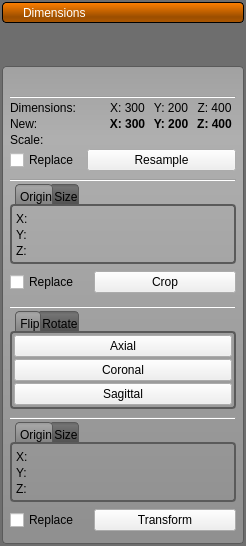
SCIInstitute/Seg3D, file src/Interface/AppInterface/LayerGroupWidget.ui: the form before one commit.
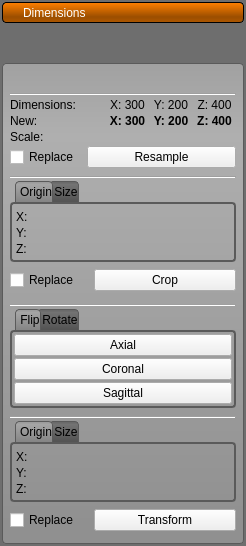
The form after the commit. Icons and pictures are not drawn.

```diff
--- a/src/Interface/AppInterface/LayerGroupWidget.ui
+++ b/src/Interface/AppInterface/LayerGroupWidget.ui
@@ -18,7 +18,7 @@
   </property>
   <property name="styleSheet">
    <string notr="true">QTabWidget::pane{
-  background-color: qlineargradient(spread:pad, x1:0, y1:0, x2:1, y2:1, stop:0.512563 rgba(255, 255, 255, 0));
+  background-color: rgba(0, 0, 0, 0);
   border: 2px solid rgb(90,90,90);
   border-radius: 4px;
 }
@@ -33,9 +33,9 @@
 border-top-left-radius: 4px;
 border-top-right-radius: 4px;
 min-width:12ex;
-height: 15px;
+height: 20px;
 padding-left: 4px;
-padding-top:4px;
+padding-top:0px;
 border-top: 1px solid rgb(90,90,90);
 border-left: 1px solid rgb(90,90,90);
 border-right: 1px solid rgb(90,90,90);
@@ -57,33 +57,33 @@
 
 
 QToolButton#group_crop_button_{
-  background-color: qlineargradient(spread:pad, x1:0, y1:0, x2:1, y2:1, stop:0.512563 rgba(255, 255, 255, 0));
-  border: 1px solid qlineargradient(spread:pad, x1:0, y1:0, x2:1, y2:1, stop:0.512563 rgba(255, 255, 255, 0));
+  background-color: rgba(0, 0, 0, 0);
+  border: 1px solid rgba(0, 0, 0, 0);
 }
 
 QToolButton#group_flip_rotate_button_{
-  background-color: qlineargradient(spread:pad, x1:0, y1:0, x2:1, y2:1, stop:0.512563 rgba(255, 255, 255, 0));
-  border: 1px solid qlineargradient(spread:pad, x1:0, y1:0, x2:1, y2:1, stop:0.512563 rgba(255, 255, 255, 0));
+  background-color: rgba(0, 0, 0, 0);
+  border: 1px solid rgba(0, 0, 0, 0);
 }
 
 QToolButton#group_new_button_{
-  background-color: qlineargradient(spread:pad, x1:0, y1:0, x2:1, y2:1, stop:0.512563 rgba(255, 255, 255, 0));
-  border: 1px solid qlineargradient(spread:pad, x1:0, y1:0, x2:1, y2:1, stop:0.512563 rgba(255, 255, 255, 0));
+  background-color: rgba(0, 0, 0, 0);
+  border: 1px solid rgba(0, 0, 0, 0);
 }
 
 QToolButton#group_resample_button_{
-  background-color: qlineargradient(spread:pad, x1:0, y1:0, x2:1, y2:1, stop:0.512563 rgba(255, 255, 255, 0));
-  border: 1px solid qlineargradient(spread:pad, x1:0, y1:0, x2:1, y2:1, stop:0.512563 rgba(255, 255, 255, 0));
+  background-color: rgba(0, 0, 0, 0);
+  border: 1px solid rgba(0, 0, 0, 0);
 }
 
 QToolButton#group_transform_button_{
-  background-color: qlineargradient(spread:pad, x1:0, y1:0, x2:1, y2:1, stop:0.512563 rgba(255, 255, 255, 0));
-  border: 1px solid qlineargradient(spread:pad, x1:0, y1:0, x2:1, y2:1, stop:0.512563 rgba(255, 255, 255, 0));
+  background-color: rgba(0, 0, 0, 0);
+  border: 1px solid rgba(0, 0, 0, 0);
 }
 
 QToolButton#group_visibility_button_{
-  background-color: qlineargradient(spread:pad, x1:0, y1:0, x2:1, y2:1, stop:0.512563 rgba(255, 255, 255, 0));
-  border: 1px solid qlineargradient(spread:pad, x1:0, y1:0, x2:1, y2:1, stop:0.512563 rgba(255, 255, 255, 0));
+  background-color: rgba(0, 0, 0, 0);
+  border: 1px solid rgba(0, 0, 0, 0);
 }
 
 
@@ -104,18 +104,18 @@
 }
 
 QFrame#group_frame_{
-  background-color: qlineargradient(spread:pad, x1:0.5, y1:0.733364, x2:0.5, y2:0, stop:0 rgba(25, 25, 25, 0), stop:1 rgba(136, 0, 0, 0));
+  background-color: rgba(0, 0, 0, 0);
   border: none;
 }
 
 
 QToolButton#open_button_{
-  background-color: qlineargradient(spread:pad, x1:0.5, y1:0.733364, x2:0.5, y2:0, stop:0 rgba(25, 25, 25, 0), stop:1 rgba(136, 0, 0, 0));
+  background-color: rgba(0, 0, 0, 0);
   border-radius: 4px;
 }
 
 QToolButton#close_button_{
-  background-color: qlineargradient(spread:pad, x1:0.5, y1:0.733364, x2:0.5, y2:0, stop:0 rgba(25, 25, 25, 0), stop:1 rgba(136, 0, 0, 0));
+  background-color: rgba(0, 0, 0, 0);
   border-radius: 4px;
 }
 
```
